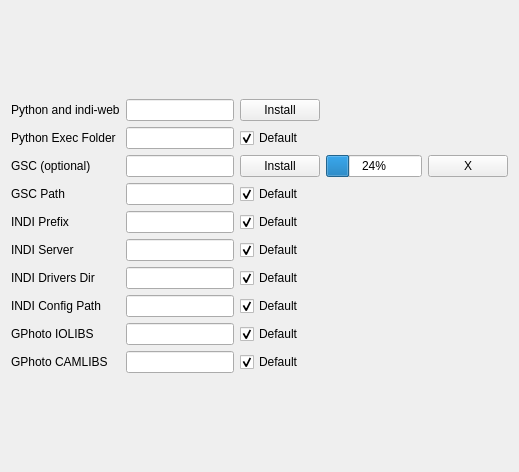
Before: the Qt Designer form src/opsconfiguration.ui in rlancaste/INDIWebManagerApp, drawn with Qt 5.
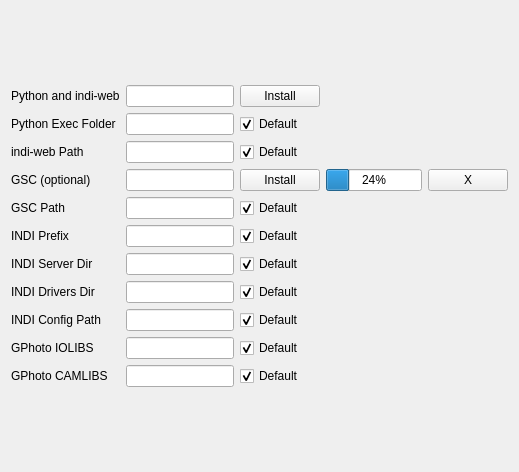
After: the same form once the commit is applied.

```diff
--- a/src/opsconfiguration.ui
+++ b/src/opsconfiguration.ui
@@ -16,90 +16,84 @@
   <layout class="QVBoxLayout" name="verticalLayout">
    <item>
     <layout class="QGridLayout" name="gridLayout">
-     <item row="4" column="2">
-      <widget class="QCheckBox" name="kcfg_INDIPrefixDefault">
-       <property name="text">
-        <string>Default</string>
-       </property>
-       <property name="checked">
-        <bool>true</bool>
-       </property>
-      </widget>
-     </item>
-     <item row="9" column="2">
-      <widget class="QCheckBox" name="kcfg_GPhotoIOLIBSDefault">
-       <property name="text">
-        <string>Default</string>
-       </property>
-       <property name="checked">
-        <bool>true</bool>
-       </property>
-      </widget>
-     </item>
-     <item row="9" column="0">
-      <widget class="QLabel" name="label_2">
-       <property name="text">
-        <string>GPhoto IOLIBS</string>
-       </property>
-      </widget>
-     </item>
-     <item row="6" column="0">
-      <widget class="QLabel" name="label_12">
-       <property name="text">
-        <string>INDI Drivers Dir</string>
-       </property>
-      </widget>
-     </item>
-     <item row="9" column="1">
-      <widget class="QLineEdit" name="kcfg_GPhotoIOLIBS">
-       <property name="readOnly">
-        <bool>true</bool>
-       </property>
-      </widget>
-     </item>
-     <item row="2" column="1">
-      <widget class="QLineEdit" name="gscStatusDisplay"/>
-     </item>
-     <item row="1" column="2">
-      <widget class="QCheckBox" name="kcfg_PythonExecFolderDefault">
-       <property name="text">
-        <string>Default</string>
-       </property>
-       <property name="checked">
-        <bool>true</bool>
-       </property>
-      </widget>
-     </item>
-     <item row="2" column="2">
-      <widget class="QPushButton" name="installGSC">
-       <property name="text">
-        <string>Install</string>
-       </property>
-      </widget>
-     </item>
-     <item row="3" column="0">
+     <item row="4" column="0">
       <widget class="QLabel" name="label_10">
        <property name="text">
         <string>GSC Path</string>
        </property>
       </widget>
      </item>
-     <item row="2" column="4">
-      <widget class="QPushButton" name="gscInstallCancel">
+     <item row="5" column="1">
+      <widget class="QLineEdit" name="kcfg_INDIPrefix">
+       <property name="readOnly">
+        <bool>true</bool>
+       </property>
+      </widget>
+     </item>
+     <item row="3" column="1">
+      <widget class="QLineEdit" name="gscStatusDisplay"/>
+     </item>
+     <item row="7" column="2">
+      <widget class="QCheckBox" name="kcfg_INDIDriversDefault">
        <property name="text">
-        <string>X</string>
+        <string>Default</string>
        </property>
+       <property name="checked">
+        <bool>true</bool>
+       </property>
       </widget>
      </item>
-     <item row="2" column="0">
+     <item row="11" column="0">
+      <widget class="QLabel" name="label_3">
+       <property name="text">
+        <string>GPhoto CAMLIBS</string>
+       </property>
+      </widget>
+     </item>
+     <item row="3" column="0">
       <widget class="QLabel" name="label_9">
        <property name="text">
         <string>GSC (optional)</string>
        </property>
       </widget>
      </item>
-     <item row="6" column="2">
-      <widget class="QCheckBox" name="kcfg_INDIDriversDefault">
+     <item row="3" column="4">
+      <widget class="QPushButton" name="gscInstallCancel">
+       <property name="text">
+        <string>X</string>
+       </property>
+      </widget>
+     </item>
+     <item row="11" column="1">
+      <widget class="QLineEdit" name="kcfg_GPhotoCAMLIBS">
+       <property name="readOnly">
+        <bool>true</bool>
+       </property>
+      </widget>
+     </item>
+     <item row="9" column="1">
+      <widget class="QLineEdit" name="kcfg_INDIConfigPath">
+       <property name="readOnly">
+        <bool>true</bool>
+       </property>
+      </widget>
+     </item>
+     <item row="9" column="0">
+      <widget class="QLabel" name="label_13">
+       <property name="text">
+        <string>INDI Config Path</string>
+       </property>
+      </widget>
+     </item>
+     <item row="7" column="0">
+      <widget class="QLabel" name="label_12">
+       <property name="text">
+        <string>INDI Drivers Dir</string>
+       </property>
+      </widget>
+     </item>
+     <item row="4" column="2">
+      <widget class="QCheckBox" name="kcfg_GSCPathDefault">
        <property name="text">
         <string>Default</string>
        </property>
@@ -108,57 +102,19 @@
        </property>
       </widget>
      </item>
-     <item row="5" column="0">
-      <widget class="QLabel" name="label_11">
-       <property name="text">
-        <string>INDI Server </string>
-       </property>
-      </widget>
-     </item>
-     <item row="0" column="2">
-      <widget class="QPushButton" name="installRequirements">
-       <property name="text">
-        <string>Install</string>
-       </property>
-      </widget>
-     </item>
-     <item row="2" column="3">
+     <item row="3" column="3">
       <widget class="QProgressBar" name="downloadProgress">
        <property name="value">
         <number>24</number>
        </property>
       </widget>
      </item>
-     <item row="0" column="1">
-      <widget class="QLineEdit" name="installationStatusDisplay"/>
-     </item>
-     <item row="8" column="0">
-      <widget class="QLabel" name="label_13">
+     <item row="11" column="2">
+      <widget class="QCheckBox" name="kcfg_GPhotoCAMLIBSDefault">
        <property name="text">
-        <string>INDI Config Path</string>
+        <string>Default</string>
        </property>
-      </widget>
-     </item>
-     <item row="5" column="1">
-      <widget class="QLineEdit" name="kcfg_INDIServerPath">
-       <property name="readOnly">
-        <bool>true</bool>
-       </property>
-      </widget>
-     </item>
-     <item row="1" column="0">
-      <widget class="QLabel" name="label_7">
-       <property name="text">
-        <string>Python Exec Folder</string>
-       </property>
-      </widget>
-     </item>
-     <item row="1" column="1">
-      <widget class="QLineEdit" name="kcfg_PythonExecFolder">
-       <property name="text">
-        <string/>
-       </property>
-       <property name="readOnly">
+       <property name="checked">
         <bool>true</bool>
        </property>
       </widget>
@@ -170,38 +126,82 @@
        </property>
       </widget>
      </item>
-     <item row="3" column="1">
-      <widget class="QLineEdit" name="kcfg_GSCPath">
-       <property name="readOnly">
+     <item row="10" column="2">
+      <widget class="QCheckBox" name="kcfg_GPhotoIOLIBSDefault">
+       <property name="text">
+        <string>Default</string>
+       </property>
+       <property name="checked">
         <bool>true</bool>
        </property>
       </widget>
      </item>
-     <item row="4" column="1">
-      <widget class="QLineEdit" name="kcfg_INDIPrefix">
-       <property name="readOnly">
+     <item row="6" column="0">
+      <widget class="QLabel" name="label_11">
+       <property name="text">
+        <string>INDI Server Dir</string>
+       </property>
+      </widget>
+     </item>
+     <item row="1" column="0">
+      <widget class="QLabel" name="label_7">
+       <property name="text">
+        <string>Python Exec Folder</string>
+       </property>
+      </widget>
+     </item>
+     <item row="9" column="2">
+      <widget class="QCheckBox" name="kcfg_INDIConfigPathDefault">
+       <property name="text">
+        <string>Default</string>
+       </property>
+       <property name="checked">
         <bool>true</bool>
        </property>
       </widget>
      </item>
-     <item row="4" column="0">
+     <item row="1" column="2">
+      <widget class="QCheckBox" name="kcfg_PythonExecFolderDefault">
+       <property name="text">
+        <string>Default</string>
+       </property>
+       <property name="checked">
+        <bool>true</bool>
+       </property>
+      </widget>
+     </item>
+     <item row="0" column="2">
+      <widget class="QPushButton" name="installRequirements">
+       <property name="text">
+        <string>Install</string>
+       </property>
+      </widget>
+     </item>
+     <item row="3" column="2">
+      <widget class="QPushButton" name="installGSC">
+       <property name="text">
+        <string>Install</string>
+       </property>
+      </widget>
+     </item>
+     <item row="0" column="1">
+      <widget class="QLineEdit" name="installationStatusDisplay"/>
+     </item>
+     <item row="5" column="0">
       <widget class="QLabel" name="label">
        <property name="text">
         <string>INDI Prefix</string>
        </property>
       </widget>
      </item>
-     <item row="3" column="2">
-      <widget class="QCheckBox" name="kcfg_GSCPathDefault">
-       <property name="text">
-        <string>Default</string>
-       </property>
-       <property name="checked">
+     <item row="4" column="1">
+      <widget class="QLineEdit" name="kcfg_GSCPath">
+       <property name="readOnly">
         <bool>true</bool>
        </property>
       </widget>
      </item>
-     <item row="5" column="2">
+     <item row="6" column="2">
       <widget class="QCheckBox" name="kcfg_INDIServerDefault">
        <property name="text">
         <string>Default</string>
@@ -211,8 +211,25 @@
        </property>
       </widget>
      </item>
-     <item row="10" column="2">
-      <widget class="QCheckBox" name="kcfg_GPhotoCAMLIBSDefault">
+     <item row="10" column="1">
+      <widget class="QLineEdit" name="kcfg_GPhotoIOLIBS">
+       <property name="readOnly">
+        <bool>true</bool>
+       </property>
+      </widget>
+     </item>
+     <item row="1" column="1">
+      <widget class="QLineEdit" name="kcfg_PythonExecFolder">
+       <property name="text">
+        <string/>
+       </property>
+       <property name="readOnly">
+        <bool>true</bool>
+       </property>
+      </widget>
+     </item>
+     <item row="5" column="2">
+      <widget class="QCheckBox" name="kcfg_INDIPrefixDefault">
        <property name="text">
         <string>Default</string>
        </property>
@@ -221,29 +238,46 @@
        </property>
       </widget>
      </item>
-     <item row="10" column="0">
-      <widget class="QLabel" name="label_3">
-       <property name="text">
-        <string>GPhoto CAMLIBS</string>
-       </property>
-      </widget>
-     </item>
      <item row="6" column="1">
+      <widget class="QLineEdit" name="kcfg_INDIServerPath">
+       <property name="readOnly">
+        <bool>true</bool>
+       </property>
+      </widget>
+     </item>
+     <item row="10" column="0">
+      <widget class="QLabel" name="label_2">
+       <property name="text">
+        <string>GPhoto IOLIBS</string>
+       </property>
+      </widget>
+     </item>
+     <item row="7" column="1">
       <widget class="QLineEdit" name="kcfg_INDIDriversPath">
        <property name="readOnly">
         <bool>true</bool>
        </property>
       </widget>
      </item>
-     <item row="10" column="1">
-      <widget class="QLineEdit" name="kcfg_GPhotoCAMLIBS">
+     <item row="2" column="0">
+      <widget class="QLabel" name="label_4">
+       <property name="text">
+        <string>indi-web Path</string>
+       </property>
+      </widget>
+     </item>
+     <item row="2" column="1">
+      <widget class="QLineEdit" name="kcfg_indiwebPath">
+       <property name="text">
+        <string/>
+       </property>
        <property name="readOnly">
         <bool>true</bool>
        </property>
       </widget>
      </item>
-     <item row="8" column="2">
-      <widget class="QCheckBox" name="kcfg_INDIConfigPathDefault">
+     <item row="2" column="2">
+      <widget class="QCheckBox" name="kcfg_indiwebPathDefault">
        <property name="text">
         <string>Default</string>
        </property>
@@ -252,13 +286,6 @@
        </property>
       </widget>
      </item>
-     <item row="8" column="1">
-      <widget class="QLineEdit" name="kcfg_INDIConfigPath">
-       <property name="readOnly">
-        <bool>true</bool>
-       </property>
-      </widget>
-     </item>
     </layout>
    </item>
   </layout>
```
